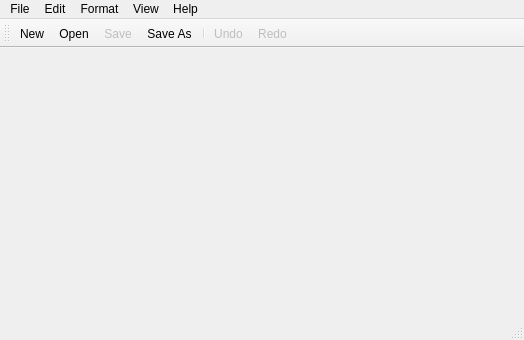
The window that qscintillaeditor.ui (mavroprovato/qt-scintilla-editor) describes before a commit, drawn with Qt 5.
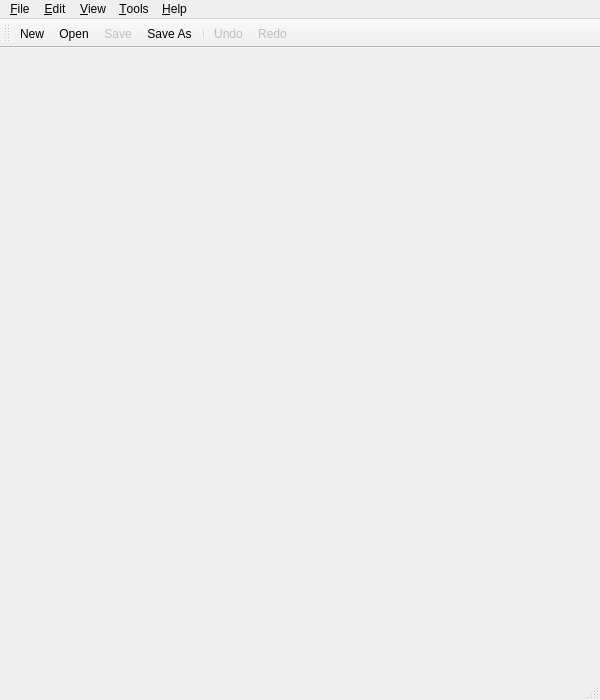
The same window after the commit. Icons and pictures are not drawn.

Commit message: Fullscreen action and menu shortcuts

Diff of the .ui file:
```diff
--- a/qscintillaeditor.ui
+++ b/qscintillaeditor.ui
@@ -6,8 +6,8 @@
    <rect>
     <x>0</x>
     <y>0</y>
-    <width>524</width>
-    <height>340</height>
+    <width>600</width>
+    <height>700</height>
    </rect>
   </property>
   <property name="contextMenuPolicy">
@@ -22,13 +22,13 @@
     <rect>
      <x>0</x>
      <y>0</y>
-     <width>524</width>
+     <width>600</width>
      <height>18</height>
     </rect>
    </property>
    <widget class="QMenu" name="menuFile">
     <property name="title">
-     <string>File</string>
+     <string>&amp;File</string>
     </property>
     <addaction name="actionNew"/>
     <addaction name="actionOpen"/>
@@ -42,7 +42,7 @@
    </widget>
    <widget class="QMenu" name="menuEdit">
     <property name="title">
-     <string>Edit</string>
+     <string>&amp;Edit</string>
     </property>
     <addaction name="actionUndo"/>
     <addaction name="actionRedo"/>
@@ -61,28 +61,28 @@
    </widget>
    <widget class="QMenu" name="menuFormat">
     <property name="title">
-     <string>Format</string>
+     <string>&amp;Tools</string>
     </property>
     <addaction name="actionWordWrap"/>
     <addaction name="actionFont"/>
    </widget>
    <widget class="QMenu" name="menuView">
     <property name="title">
-     <string>View</string>
+     <string>&amp;View</string>
     </property>
     <addaction name="actionToolBar"/>
     <addaction name="actionStatusBar"/>
    </widget>
    <widget class="QMenu" name="menuHelp">
     <property name="title">
-     <string>Help</string>
+     <string>&amp;Help</string>
     </property>
     <addaction name="actionAbout"/>
    </widget>
    <addaction name="menuFile"/>
    <addaction name="menuEdit"/>
-   <addaction name="menuFormat"/>
    <addaction name="menuView"/>
+   <addaction name="menuFormat"/>
    <addaction name="menuHelp"/>
   </widget>
   <widget class="QToolBar" name="mainToolBar">
```
Left out of the diff: 20 changed lines with no effect on the pictures. The commit also changes 4 other files.
